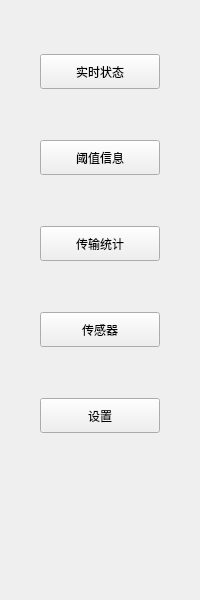
First picture: the form in IDC_TestSystem/eload/eload_toolbox/eload_inputtoolwid.ui, repository ChinaClever/IDC_TestSystem, before the edit.
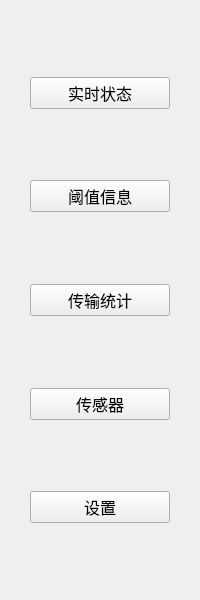
Second picture: the form after the edit.

Diff of the .ui file:
```diff
--- a/IDC_TestSystem/eload/eload_toolbox/eload_inputtoolwid.ui
+++ b/IDC_TestSystem/eload/eload_toolbox/eload_inputtoolwid.ui
@@ -10,74 +10,136 @@
     <height>600</height>
    </rect>
   </property>
+  <property name="font">
+   <font>
+    <family>微软雅黑</family>
+    <pointsize>12</pointsize>
+   </font>
+  </property>
   <property name="windowTitle">
    <string>Form</string>
   </property>
-  <widget class="QPushButton" name="envBtn">
-   <property name="geometry">
-    <rect>
-     <x>40</x>
-     <y>312</y>
-     <width>120</width>
-     <height>35</height>
-    </rect>
+  <layout class="QVBoxLayout" name="verticalLayout">
+   <property name="leftMargin">
+    <number>30</number>
    </property>
-   <property name="text">
-    <string>传感器</string>
+   <property name="rightMargin">
+    <number>30</number>
    </property>
-  </widget>
-  <widget class="QPushButton" name="transBtn">
-   <property name="geometry">
-    <rect>
-     <x>40</x>
-     <y>226</y>
-     <width>120</width>
-     <height>35</height>
-    </rect>
-   </property>
-   <property name="text">
-    <string>传输统计</string>
-   </property>
-  </widget>
-  <widget class="QPushButton" name="setBtn">
-   <property name="geometry">
-    <rect>
-     <x>40</x>
-     <y>398</y>
-     <width>120</width>
-     <height>35</height>
-    </rect>
-   </property>
-   <property name="text">
-    <string>设置</string>
-   </property>
-  </widget>
-  <widget class="QPushButton" name="realBtn">
-   <property name="geometry">
-    <rect>
-     <x>40</x>
-     <y>54</y>
-     <width>120</width>
-     <height>35</height>
-    </rect>
-   </property>
-   <property name="text">
-    <string>实时状态</string>
-   </property>
-  </widget>
-  <widget class="QPushButton" name="thresholdBtn">
-   <property name="geometry">
-    <rect>
-     <x>40</x>
-     <y>140</y>
-     <width>120</width>
-     <height>35</height>
-    </rect>
-   </property>
-   <property name="text">
-    <string>阈值信息</string>
-   </property>
-  </widget>
+   <item>
+    <spacer name="verticalSpacer">
+     <property name="orientation">
+      <enum>Qt::Vertical</enum>
+     </property>
+     <property name="sizeHint" stdset="0">
+      <size>
+       <width>20</width>
+       <height>40</height>
+      </size>
+     </property>
+    </spacer>
+   </item>
+   <item>
+    <widget class="QPushButton" name="realBtn">
+     <property name="text">
+      <string>实时状态</string>
+     </property>
+    </widget>
+   </item>
+   <item>
+    <spacer name="verticalSpacer_2">
+     <property name="orientation">
+      <enum>Qt::Vertical</enum>
+     </property>
+     <property name="sizeHint" stdset="0">
+      <size>
+       <width>20</width>
+       <height>40</height>
+      </size>
+     </property>
+    </spacer>
+   </item>
+   <item>
+    <widget class="QPushButton" name="thresholdBtn">
+     <property name="text">
+      <string>阈值信息</string>
+     </property>
+    </widget>
+   </item>
+   <item>
+    <spacer name="verticalSpacer_3">
+     <property name="orientation">
+      <enum>Qt::Vertical</enum>
+     </property>
+     <property name="sizeHint" stdset="0">
+      <size>
+       <width>20</width>
+       <height>40</height>
+      </size>
+     </property>
+    </spacer>
+   </item>
+   <item>
+    <widget class="QPushButton" name="transBtn">
+     <property name="text">
+      <string>传输统计</string>
+     </property>
+    </widget>
+   </item>
+   <item>
+    <spacer name="verticalSpacer_4">
+     <property name="orientation">
+      <enum>Qt::Vertical</enum>
+     </property>
+     <property name="sizeHint" stdset="0">
+      <size>
+       <width>20</width>
+       <height>40</height>
+      </size>
+     </property>
+    </spacer>
+   </item>
+   <item>
+    <widget class="QPushButton" name="envBtn">
+     <property name="text">
+      <string>传感器</string>
+     </property>
+    </widget>
+   </item>
+   <item>
+    <spacer name="verticalSpacer_5">
+     <property name="orientation">
+      <enum>Qt::Vertical</enum>
+     </property>
+     <property name="sizeHint" stdset="0">
+      <size>
+       <width>20</width>
+       <height>40</height>
+      </size>
+     </property>
+    </spacer>
+   </item>
+   <item>
+    <widget class="QPushButton" name="setBtn">
+     <property name="text">
+      <string>设置</string>
+     </property>
+    </widget>
+   </item>
+   <item>
+    <spacer name="verticalSpacer_6">
+     <property name="orientation">
+      <enum>Qt::Vertical</enum>
+     </property>
+     <property name="sizeHint" stdset="0">
+      <size>
+       <width>20</width>
+       <height>40</height>
+      </size>
+     </property>
+    </spacer>
+   </item>
+  </layout>
  </widget>
  <resources/>
  <connections/>
```
